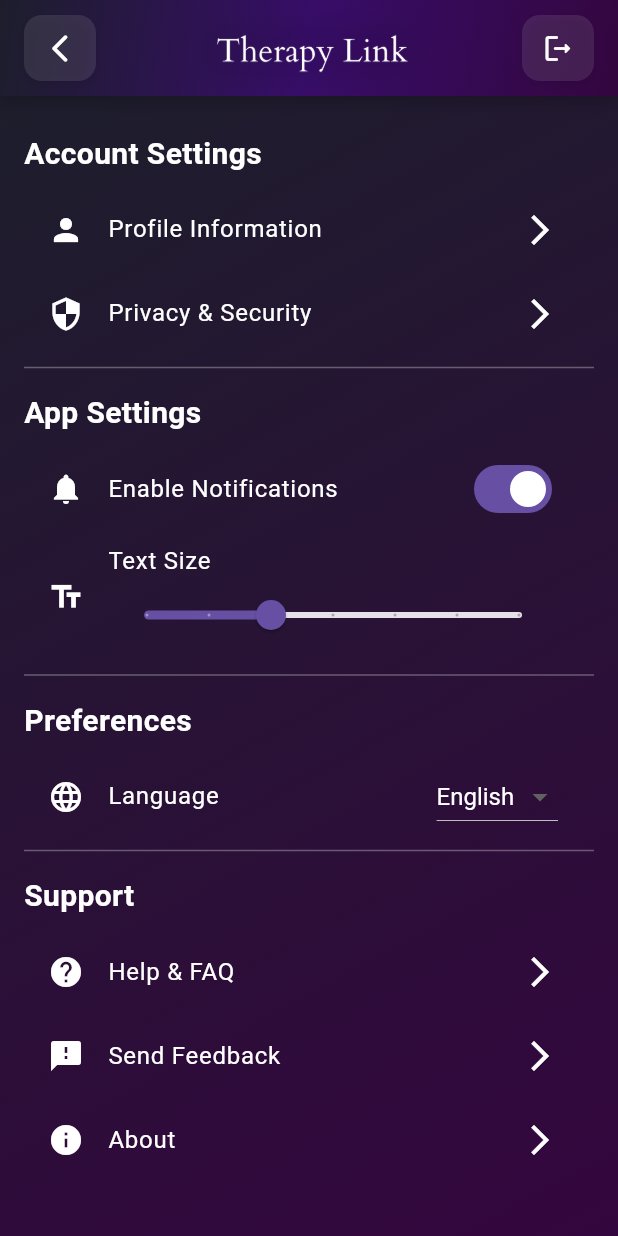
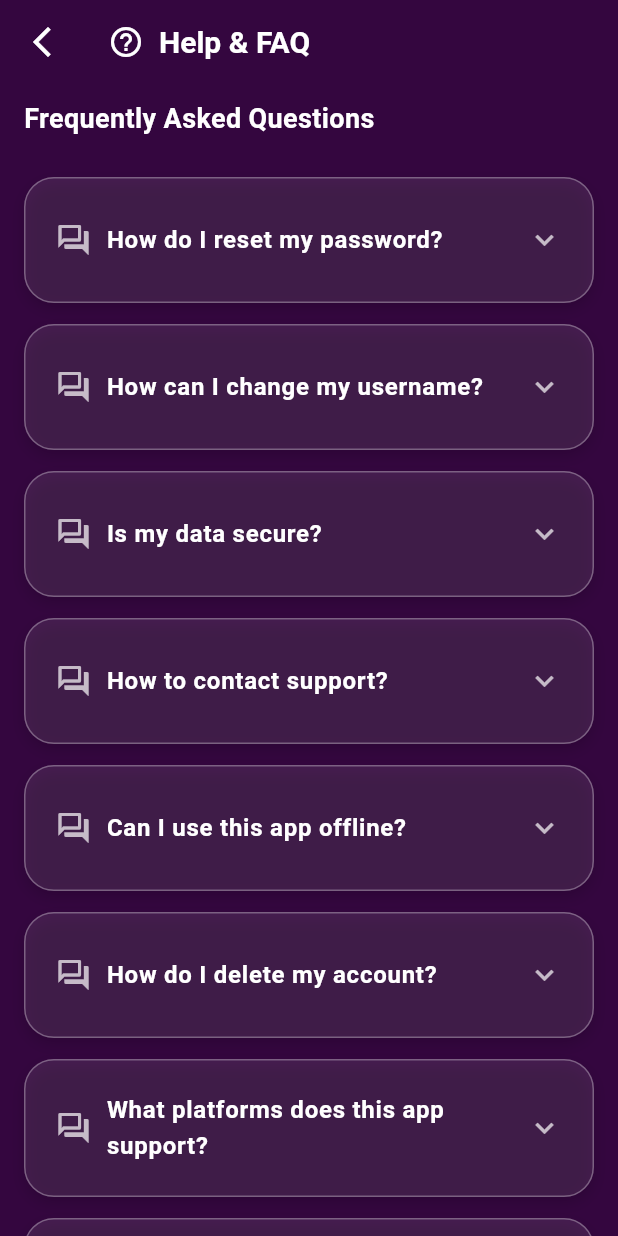
Before and after one commit to azamali992/fyp_therapylink, a Flutter app: the SettingsPage screen opened directly, after a tap on "Help & FAQ", on a phone screen of 412 x 824 dp. Run offline on Flutter 3.47's test engine with Material 3 defaults, Android fonts, the phone set to English and light mode, and no system bars; our stand-ins replace animate_do, audioplayers, bloc, cloud_firestore, concentric_transition, country_picker and 20 more; missing offline and left inert: google_speech, record; accounts and stored records are empty; project files that could hold a hidden picture were left out.

```diff
--- /dev/null
+++ b/lib/Views/help_faq_page.dart
@@ -0,0 +1,187 @@
+import 'package:flutter/material.dart';
+import 'package:therapylink/utils/colors.dart';
+
+class HelpFaqPage extends StatefulWidget {
+  const HelpFaqPage({Key? key}) : super(key: key);
+
+  @override
+  State<HelpFaqPage> createState() => _HelpFaqPageState();
+}
+
+class _HelpFaqPageState extends State<HelpFaqPage> {
+  final List<Map<String, String>> _faqList = [
+    {
+      'question': 'How do I reset my password?',
+      'answer':
+          'Go to the login page and tap on "Forgot Password". Follow the instructions sent to your email.'
+    },
+    {
+      'question': 'How can I change my username?',
+      'answer':
+          'You can change your username in the Profile Info page by tapping on the edit icon.'
+    },
+    {
+      'question': 'Is my data secure?',
+      'answer':
+          'Yes, we follow industry-standard practices to ensure your data is protected and private.'
+    },
+    {
+      'question': 'How to contact support?',
+      'answer':
+          'You can send us feedback or reach out via the Send Feedback section in Settings.'
+    },
+    {
+      'question': 'Can I use this app offline?',
+      'answer':
+          'Some features are available offline, but you\'ll need internet access for full functionality.'
+    },
+    {
+      'question': 'How do I delete my account?',
+      'answer':
+          'Go to Settings > Account > Delete Account and follow the steps to confirm your deletion request.'
+    },
+    {
+      'question': 'What platforms does this app support?',
+      'answer': 'This app is available for both Android and iOS platforms.'
+    },
+    {
+      'question': 'How do I report a bug or issue?',
+      'answer':
+          'You can report bugs through the Send Feedback section. Include as much detail as possible.'
+    },
+    {
+      'question': 'Why am I not receiving notifications?',
+      'answer':
+          'Check your device settings to ensure notifications are enabled for this app.'
+    },
+    {
+      'question': 'Can I sync data between devices?',
+      'answer':
+          'Yes, just log into the same account across devices and your data will sync automatically.'
+    },
+  ];
+
+  List<bool> _expanded = [];
+
+  @override
+  void initState() {
+    super.initState();
+    _expanded = List.filled(_faqList.length, false);
+  }
+
+  @override
+  Widget build(BuildContext context) {
+    return Scaffold(
+      backgroundColor: AppColors.bgpurple,
+      appBar: AppBar(
+        backgroundColor: AppColors.bgpurple,
+        elevation: 0,
+        title: Row(
+          children: const [
+            Icon(Icons.help_outline, color: Colors.white),
+            SizedBox(width: 10),
+            Text(
+              'Help & FAQ',
+              style: TextStyle(
+                  color: Colors.white,
+                  fontWeight: FontWeight.bold,
+                  fontSize: 20),
+            ),
+          ],
+        ),
+        leading: IconButton(
+          icon: const Icon(Icons.arrow_back_ios_new, color: Colors.white),
+          onPressed: () => Navigator.of(context).pop(),
+        ),
+      ),
+      body: Column(
+        crossAxisAlignment: CrossAxisAlignment.start,
+        children: [
+          const Padding(
+            padding: EdgeInsets.symmetric(horizontal: 16, vertical: 10),
+            child: Text(
+              "Frequently Asked Questions",
+              style: TextStyle(
+                  fontSize: 18,
+                  fontWeight: FontWeight.bold,
+                  color: Colors.white),
+            ),
+          ),
+          Expanded(
+            child: ListView.builder(
+              padding: const EdgeInsets.all(16.0),
+              itemCount: _faqList.length,
+              itemBuilder: (context, index) {
+                final faq = _faqList[index];
+                return AnimatedContainer(
+                  duration: const Duration(milliseconds: 300),
+                  margin: const EdgeInsets.only(bottom: 14),
+                  decoration: BoxDecoration(
+                    color: Colors.white.withOpacity(0.09),
+                    borderRadius: BorderRadius.circular(20),
+                    border: Border.all(color: Colors.white30),
+                    boxShadow: [
+                      BoxShadow(
+                        color: Colors.black.withOpacity(0.15),
+                        blurRadius: 8,
+                        offset: const Offset(0, 4),
+                      )
+                    ],
+                  ),
+                  child: Theme(
+                    data: Theme.of(context).copyWith(
+                      dividerColor: Colors.transparent,
+                      splashColor: Colors.transparent,
+                      highlightColor: Colors.transparent,
+                    ),
+                    child: ExpansionTile(
+                      tilePadding: const EdgeInsets.symmetric(
+                          horizontal: 20, vertical: 12),
+                      iconColor: Colors.white,
+                      collapsedIconColor: Colors.white70,
+                      childrenPadding: const EdgeInsets.symmetric(
+                          horizontal: 20, vertical: 10),
+                      title: Row(
+                        children: [
+                          const Icon(Icons.question_answer_outlined,
+                              color: Colors.white70),
+                          const SizedBox(width: 10),
+                          Expanded(
+                            child: Text(
+                              faq['question']!,
+                              style: const TextStyle(
+                                  color: Colors.white,
+                                  fontWeight: FontWeight.w600,
+                                  fontSize: 16),
+                            ),
+                          ),
+                        ],
+                      ),
+                      children: [
+                        Align(
+                          alignment: Alignment.centerLeft,
+                          child: Text(
+                            faq['answer']!,
+                            style: const TextStyle(
+                                color: Colors.white70,
+                                fontSize: 14,
+                                height: 1.5),
+                          ),
+                        )
+                      ],
+                      onExpansionChanged: (bool expanded) {
+                        setState(() {
+                          _expanded[index] = expanded;
+                        });
+                      },
+                    ),
+                  ),
+                );
+              },
+            ),
+          ),
+        ],
+      ),
+    );
+  }
+}
--- a/lib/Views/home_page.dart
+++ b/lib/Views/home_page.dart
@@ -32,7 +32,8 @@ class _ChatBotState extends State<ChatBot> {
 
   // Add these variables for sentiment scoring
   List<int> _recentSentimentScores = [];
-  final int _minChatsBeforeRedirect = 5; // Minimum chats before checking  @override
+  final int _minChatsBeforeRedirect =
+      5; // Minimum chats before checking  @override
   @override
   void initState() {
     super.initState();
--- a/lib/bloc/chat_bloc.dart
+++ b/lib/bloc/chat_bloc.dart
@@ -124,6 +124,6 @@ class ChatBloc extends Bloc<ChatEvent, ChatState> {
     } catch (e) {
       print('[ERROR] Error generating bot response from API: $e');
       return 'Sorry, I encountered an error while processing your message. Please try again.';
+    }
+  }
 }
-}
-}
--- a/pubspec.yaml
+++ b/pubspec.yaml
@@ -67,8 +67,9 @@ dependencies:
   flutter_tts: ^4.2.0
   google_speech: ^3.0.0
   record: ^6.0.0
-  lottie: ^3.1.2
+  lottie: ^3.3.0
   rive: ^0.13.0
+  animate_do: ^4.2.0
 
 
 
```
Also changed, not shown: lib/Views/about_page.dart (added, +287 -0 lines), lib/Views/send_feedback_page.dart (added, +153 -0 lines), lib/Views/settings.dart (+26 -7 lines), assets/images/dev1.JPG (added), lib/bloc/chat_state.dart (line endings or trailing spaces), pubspec.lock, 2 other files.
